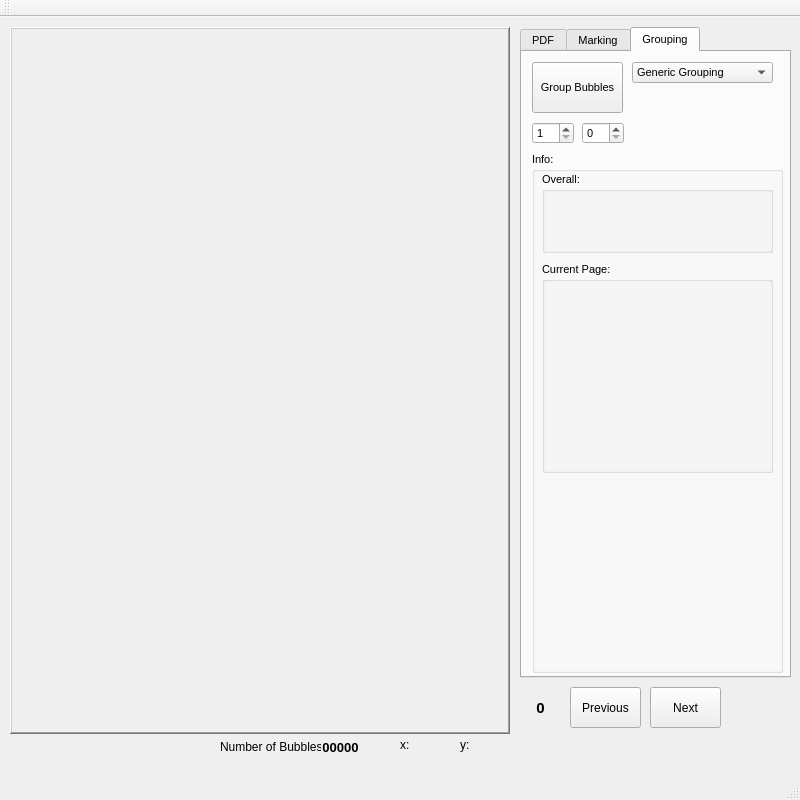
Old version of the form mainwindow.ui in the repository LemuelKL/Bubble-Sheet-OMR-OpenCV-Qt.
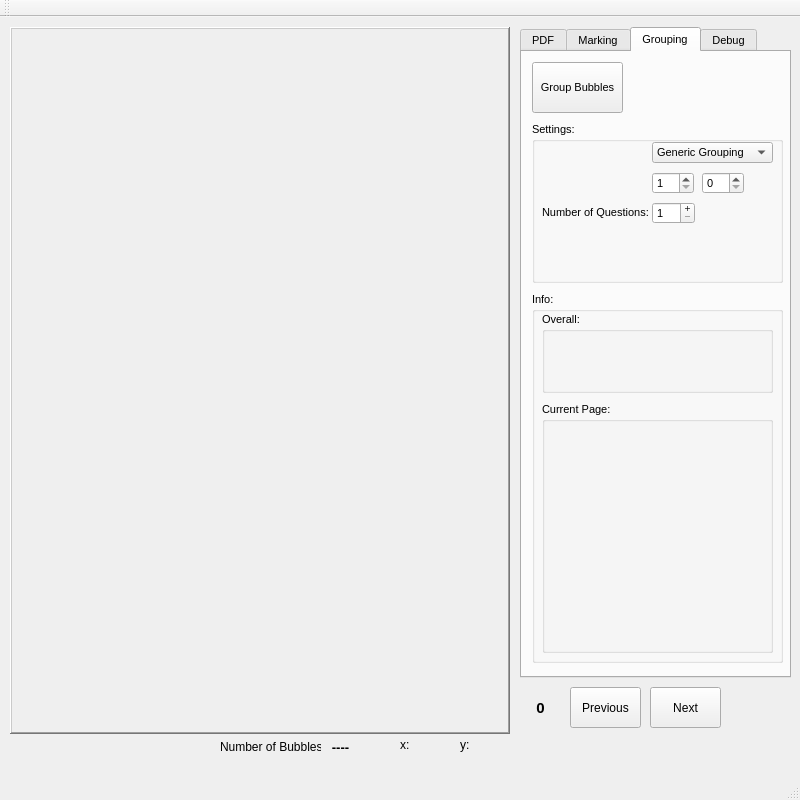
New version of the form. The open tabs and pages were chosen to show the change. Custom widgets are drawn as their Qt base class.

Commit message: Added debug tab (empty)

Patch:
```diff
--- a/mainwindow.ui
+++ b/mainwindow.ui
@@ -348,56 +348,13 @@
        <string>Group Bubbles</string>
       </property>
      </widget>
-     <widget class="QComboBox" name="comboBox_GroupingMethod">
-      <property name="geometry">
-       <rect>
-        <x>110</x>
-        <y>10</y>
-        <width>141</width>
-        <height>21</height>
-       </rect>
-      </property>
-      <item>
-       <property name="text">
-        <string>Generic Grouping</string>
-       </property>
-      </item>
-      <item>
-       <property name="text">
-        <string>K-Mean Clustering</string>
-       </property>
-      </item>
-     </widget>
-     <widget class="QSpinBox" name="spinBox_Grouping_startPage">
-      <property name="geometry">
-       <rect>
-        <x>10</x>
-        <y>70</y>
-        <width>42</width>
-        <height>22</height>
-       </rect>
-      </property>
-      <property name="minimum">
-       <number>1</number>
-      </property>
-     </widget>
-     <widget class="QSpinBox" name="spinBox_Grouping_endPage">
-      <property name="geometry">
-       <rect>
-        <x>60</x>
-        <y>70</y>
-        <width>42</width>
-        <height>22</height>
-       </rect>
-      </property>
-     </widget>
      <widget class="QGroupBox" name="groupBox_Info">
       <property name="geometry">
        <rect>
         <x>10</x>
-        <y>100</y>
+        <y>240</y>
         <width>251</width>
-        <height>521</height>
+        <height>371</height>
        </rect>
       </property>
       <property name="title">
@@ -422,7 +379,7 @@
          <x>10</x>
          <y>110</y>
          <width>231</width>
-         <height>211</height>
+         <height>251</height>
         </rect>
        </property>
        <property name="title">
@@ -430,6 +387,102 @@
        </property>
       </widget>
      </widget>
+     <widget class="QGroupBox" name="groupBox_Grouping_Settings">
+      <property name="geometry">
+       <rect>
+        <x>10</x>
+        <y>70</y>
+        <width>251</width>
+        <height>161</height>
+       </rect>
+      </property>
+      <property name="title">
+       <string>Settings:</string>
+      </property>
+      <widget class="QSpinBox" name="spinBox_Grouping_startPage">
+       <property name="geometry">
+        <rect>
+         <x>120</x>
+         <y>50</y>
+         <width>42</width>
+         <height>22</height>
+        </rect>
+       </property>
+       <property name="minimum">
+        <number>1</number>
+       </property>
+      </widget>
+      <widget class="QSpinBox" name="spinBox_Grouping_endPage">
+       <property name="geometry">
+        <rect>
+         <x>170</x>
+         <y>50</y>
+         <width>42</width>
+         <height>22</height>
+        </rect>
+       </property>
+      </widget>
+      <widget class="QSpinBox" name="spinBox_nQuestions">
+       <property name="geometry">
+        <rect>
+         <x>120</x>
+         <y>80</y>
+         <width>43</width>
+         <height>22</height>
+        </rect>
+       </property>
+       <property name="buttonSymbols">
+        <enum>QAbstractSpinBox::PlusMinus</enum>
+       </property>
+       <property name="accelerated">
+        <bool>true</bool>
+       </property>
+       <property name="minimum">
+        <number>1</number>
+       </property>
+       <property name="maximum">
+        <number>10000</number>
+       </property>
+      </widget>
+      <widget class="QComboBox" name="comboBox_GroupingMethod">
+       <property name="geometry">
+        <rect>
+         <x>120</x>
+         <y>20</y>
+         <width>121</width>
+         <height>21</height>
+        </rect>
+       </property>
+       <item>
+        <property name="text">
+         <string>Generic Grouping</string>
+        </property>
+       </item>
+       <item>
+        <property name="text">
+         <string>K-Mean Clustering</string>
+        </property>
+       </item>
+      </widget>
+      <widget class="QLabel" name="label_nQuestions">
+       <property name="geometry">
+        <rect>
+         <x>10</x>
+         <y>80</y>
+         <width>111</width>
+         <height>21</height>
+        </rect>
+       </property>
+       <property name="text">
+        <string>Number of Questions:</string>
+       </property>
+      </widget>
+     </widget>
+    </widget>
+    <widget class="QWidget" name="tab_Debug">
+     <attribute name="title">
+      <string>Debug</string>
+     </attribute>
     </widget>
    </widget>
    <widget class="QLabel" name="label_Holder_Overall_nBubbles">
@@ -449,7 +502,7 @@
      </font>
     </property>
     <property name="text">
-     <string>00000</string>
+     <string>----</string>
     </property>
     <property name="alignment">
      <set>Qt::AlignCenter</set>
```
Left out of the diff: 2 changed lines with no effect on the pictures. The commit also changes 2 other files.
